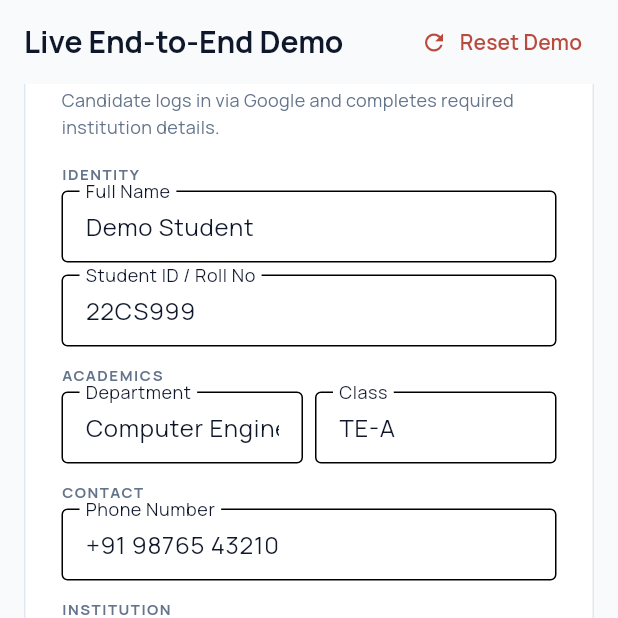
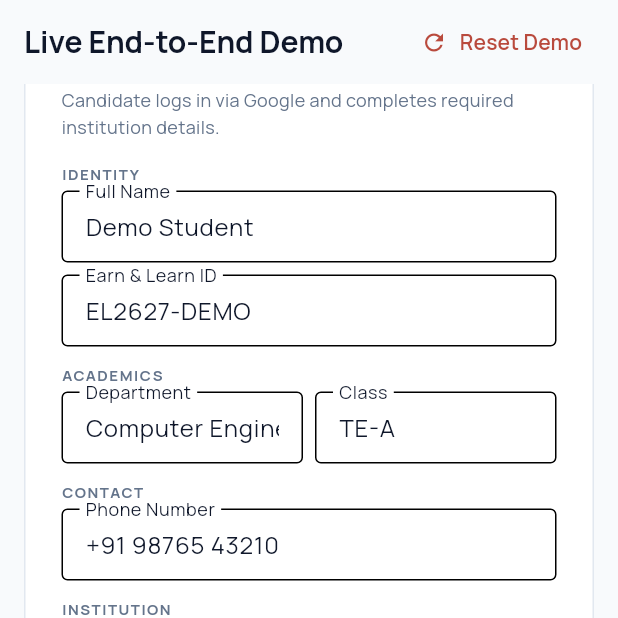
Before and after one commit to Revenex-Ventures/Earn-Learn, a Flutter app: the DemoScenarioScreen screen opened by its route, scrolled down 206 dp, on a phone screen of 412 x 824 dp, the top half of it. Run offline on Flutter 3.47's test engine with Material 3 defaults, Android fonts, the phone set to English and light mode, and no system bars; our stand-ins replace cloud_firestore, cloud_functions, firebase_auth, firebase_core, firebase_storage, flutter_riverpod and 4 more; accounts and stored records are empty.

Commit message:
WI-3: relabel roll-number field as 'Earn & Learn ID'
The 2026-27 allotment sheet carries no college roll numbers, so the
field holds a unique EL2627-### Earn & Learn ID. Every user-visible
surface now says so:

- profile form: label/hint/validator -> 'Earn & Learn ID', 'EL2627-052'
- profile display row -> 'Earn & Learn ID - <id>' in Space Grotesk
- admin roster search + empty state -> 'Earn & Learn ID'
- demo fixture -> 'EL2627-DEMO'
- avcoe.org -> avcoe.edu.in (sdo + demo + student email hints)

Adds AppTextStyles.statInline (Space Grotesk at body size) for measured
values that sit inline with interface text.

roster_validation's 'duplicate-roll-number' message is left alone: it is
a developer-facing diagnostic with a stable machine code, never rendered
in the UI.

```diff
--- a/lib/core/design_system/app_text_styles.dart
+++ b/lib/core/design_system/app_text_styles.dart
@@ -128,6 +128,16 @@ class AppTextStyles {
     height: 1.2,
   );
 
+  /// Space Grotesk at body size — for measured values that sit inline with
+  /// interface text (check-in/out times, Earn & Learn IDs, small counts).
+  static const statInline = TextStyle(
+    fontFamily: monoFamily,
+    fontSize: 13,
+    fontWeight: FontWeight.w600,
+    color: AppColors.ink,
+    height: 1.35,
+  );
+
   static const currencyMedium = TextStyle(
     fontFamily: monoFamily,
     fontSize: 20,
--- a/lib/features/demo/demo_scenario_screen.dart
+++ b/lib/features/demo/demo_scenario_screen.dart
@@ -364,7 +364,7 @@ class _StudentOnboardingCardState extends State<_StudentOnboardingCard> {
           TextField(
             controller: _rollController,
             decoration: const InputDecoration(
-              labelText: 'Student ID / Roll No',
+              labelText: 'Earn & Learn ID',
               border: OutlineInputBorder(),
               isDense: true,
             ),
@@ -941,7 +941,7 @@ class _SupervisorReviewCard extends StatelessWidget {
               crossAxisAlignment: CrossAxisAlignment.start,
               children: [
                 _buildRow('Candidate', state.student.name),
-                _buildRow('Roll No', state.student.rollNumber),
+                _buildRow('Earn & Learn ID', state.student.rollNumber),
                 _buildRow('Workplace', state.location.name),
                 _buildRow('Check-In Time', '${session?.checkInVerifiedAt?.hour}:${session?.checkInVerifiedAt?.minute.toString().padLeft(2, '0')}'),
                 _buildRow('Check-Out Time', '${session?.checkOutVerifiedAt?.hour}:${session?.checkOutVerifiedAt?.minute.toString().padLeft(2, '0')}'),
--- a/lib/features/demo/demo_scenario_state.dart
+++ b/lib/features/demo/demo_scenario_state.dart
@@ -141,18 +141,18 @@ class DemoScenarioNotifier extends StateNotifier<DemoScenarioState> {
     const student = Student(
       id: 'DEMO-STU-001',
       name: 'Demo Student',
-      rollNumber: '22CS999',
+      rollNumber: 'EL2627-DEMO',
       department: 'Computer Engineering',
       className: 'TE-A',
       contact: '+91 98765 43210',
-      email: 'demo.student@avcoe.org',
+      email: 'demo.student@avcoe.edu.in',
       status: AccountStatus.active,
     );
 
     const supervisor = Supervisor(
       id: 'DEMO-SV-001',
       name: 'Demo Supervisor',
-      email: 'demo.supervisor@avcoe.org',
+      email: 'demo.supervisor@avcoe.edu.in',
       contact: '+91 98220 12345',
       assignedLocationIds: ['DEMO-LOC-001'],
       status: SupervisorStatus.onDuty,
--- a/lib/features/student/profile_screen.dart
+++ b/lib/features/student/profile_screen.dart
@@ -155,8 +155,8 @@ class _StudentProfileViewState extends ConsumerState<_StudentProfileView> {
                   Text(student.name, style: AppTextStyles.headlineSmall.copyWith(fontWeight: FontWeight.w800)),
                   const SizedBox(height: 4),
                   Text(
-                    student.rollNumber,
-                    style: AppTextStyles.bodyMedium.copyWith(color: AppColors.slate, fontWeight: FontWeight.w600),
+                    'Earn & Learn ID · ${student.rollNumber}',
+                    style: AppTextStyles.statInline.copyWith(color: AppColors.slate),
                   ),
                   const SizedBox(height: 2),
                   Text(
@@ -257,7 +257,7 @@ class _StudentProfileViewState extends ConsumerState<_StudentProfileView> {
                   _ProfileNavRow(
                     icon: Icons.help_outline,
                     title: 'Help & Support',
-                    subtitle: 'SDO Office · sdo@avcoe.org',
+                    subtitle: 'SDO Office · sdo@avcoe.edu.in',
                     onTap: () => _snack(context, 'Student Development Office (SDO)'),
                   ),
                   const Divider(color: AppColors.divider, height: 1),
@@ -451,15 +451,16 @@ class _StudentProfileEditFormState extends ConsumerState<_StudentProfileEditForm
               _field(
                 controller: _nameCtrl,
                 label: 'Full Name *',
-                hint: 'e.g. Rahul Sharma',
+                hint: 'As printed on your allotment letter',
                 validator: (v) => (v == null || v.trim().isEmpty) ? 'Name is required' : null,
               ),
               const SizedBox(height: AppSpacing.md),
               _field(
                 controller: _rollCtrl,
-                label: 'Student ID / Roll Number *',
-                hint: 'e.g. DEMO-STU-001',
-                validator: (v) => (v == null || v.trim().isEmpty) ? 'Roll Number is required' : null,
+                label: 'Earn & Learn ID *',
+                hint: 'e.g. EL2627-052',
+                validator: (v) =>
+                    (v == null || v.trim().isEmpty) ? 'Earn & Learn ID is required' : null,
               ),
             ],
           ),
@@ -535,7 +536,7 @@ class _StudentProfileEditFormState extends ConsumerState<_StudentProfileEditForm
                           child: _field(
                             controller: _emailCtrl,
                             label: 'Email *',
-                            hint: 'e.g. student@avcoe.org',
+                            hint: 'e.g. student@avcoe.edu.in',
                             keyboardType: TextInputType.emailAddress,
                             validator: (v) {
                               if (v == null || v.trim().isEmpty) return 'Email is required';
--- a/lib/features/supervisor_admin/students_screen.dart
+++ b/lib/features/supervisor_admin/students_screen.dart
@@ -83,7 +83,7 @@ class _AdminStudentsScreenState extends ConsumerState<AdminStudentsScreen> {
             ),
             const SizedBox(height: AppSpacing.md),
             SearchFilterBar(
-              hintText: 'Search by name or roll number',
+              hintText: 'Search by name or Earn & Learn ID',
               initialQuery: _query,
               onQueryChanged: (value) => setState(() => _query = value),
               filters: options,
@@ -97,7 +97,7 @@ class _AdminStudentsScreenState extends ConsumerState<AdminStudentsScreen> {
                 icon: Icons.person_search_outlined,
                 title: 'No students found',
                 message:
-                    'Try a different name, roll number or department filter.',
+                    'Try a different name, Earn & Learn ID or department filter.',
               )
             else
               for (var i = 0; i < filtered.length; i++) ...[
```
Also changed, not shown: 1 other file.
